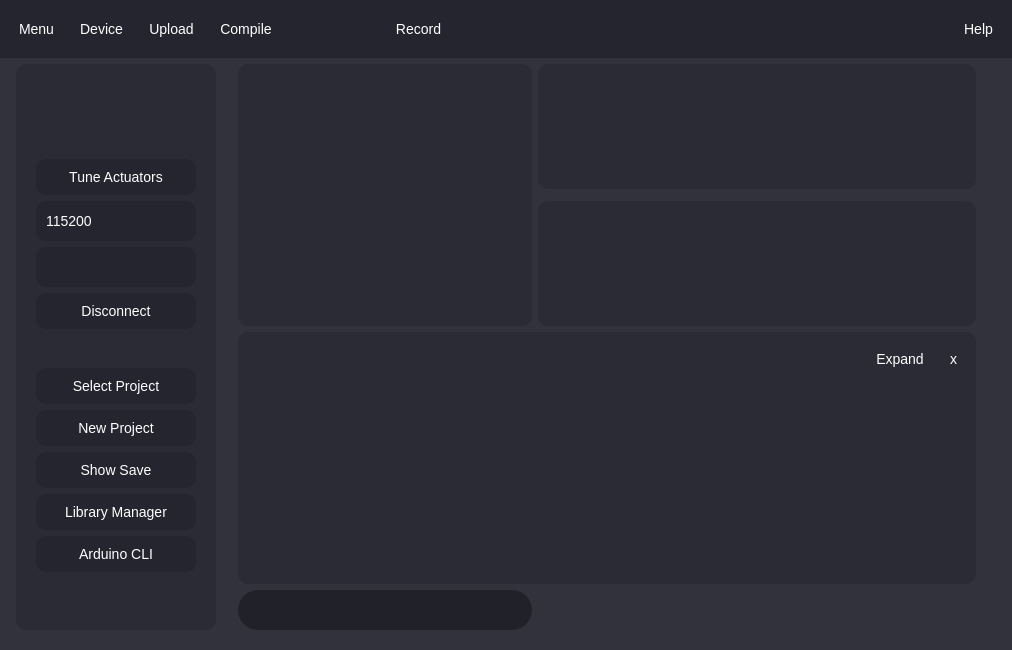
First picture: the form in Ui/GraphingUi.ui, repository OrionAerospaceYT/SideKick, before the edit.
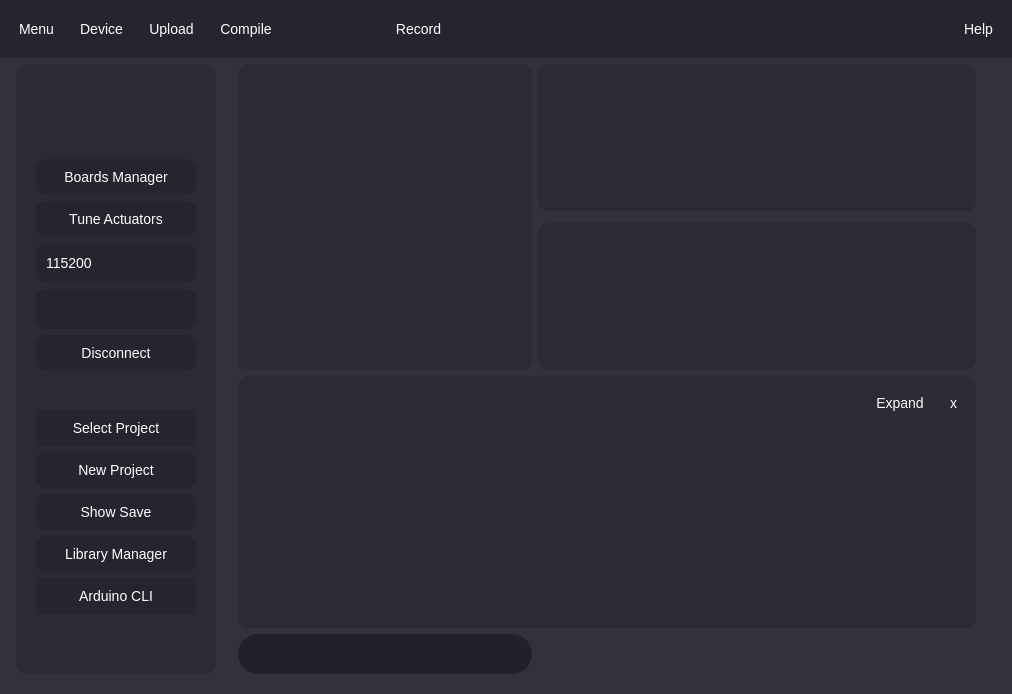
Second picture: the form after the edit. Icons and pictures are not drawn.

Commit message: New Boards Manager

What changed in the file:
```diff
--- a/Ui/GraphingUi.ui
+++ b/Ui/GraphingUi.ui
@@ -7,7 +7,7 @@
     <x>0</x>
     <y>0</y>
     <width>1012</width>
-    <height>650</height>
+    <height>694</height>
    </rect>
   </property>
   <property name="acceptDrops">
@@ -738,6 +738,13 @@
            </property>
           </spacer>
          </item>
+         <item>
+          <widget class="QPushButton" name="boards_manager">
+           <property name="text">
+            <string>Boards Manager</string>
+           </property>
+          </widget>
+         </item>
          <item>
           <widget class="QPushButton" name="tune_actuators">
            <property name="text">
```
The commit also changes 1 other file.
